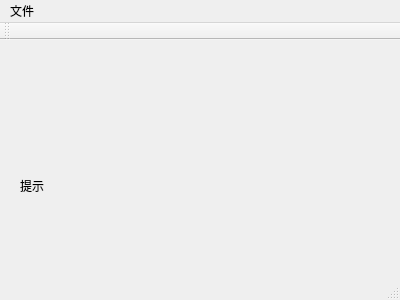
This is Comm/mainwindow.ui in app104/Stuff as Qt 5 draws it before an edit. The edited form follows.
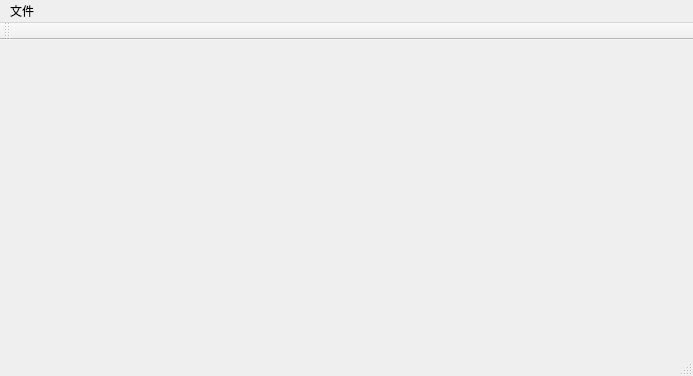
This is the edited form.

What changed in the file:
```diff
--- a/Comm/mainwindow.ui
+++ b/Comm/mainwindow.ui
@@ -6,34 +6,20 @@
    <rect>
     <x>0</x>
     <y>0</y>
-    <width>400</width>
-    <height>300</height>
+    <width>693</width>
+    <height>376</height>
    </rect>
   </property>
   <property name="windowTitle">
    <string>MainWindow</string>
   </property>
-  <widget class="QWidget" name="centralWidget">
-   <widget class="QLabel" name="label">
-    <property name="geometry">
-     <rect>
-      <x>20</x>
-      <y>120</y>
-      <width>91</width>
-      <height>51</height>
-     </rect>
-    </property>
-    <property name="text">
-     <string>提示</string>
-    </property>
-   </widget>
-  </widget>
+  <widget class="QWidget" name="centralWidget"/>
   <widget class="QMenuBar" name="menuBar">
    <property name="geometry">
     <rect>
      <x>0</x>
      <y>0</y>
-     <width>400</width>
+     <width>693</width>
      <height>23</height>
     </rect>
    </property>
```
Left out of the diff: 9 changed lines with no effect on the pictures.
